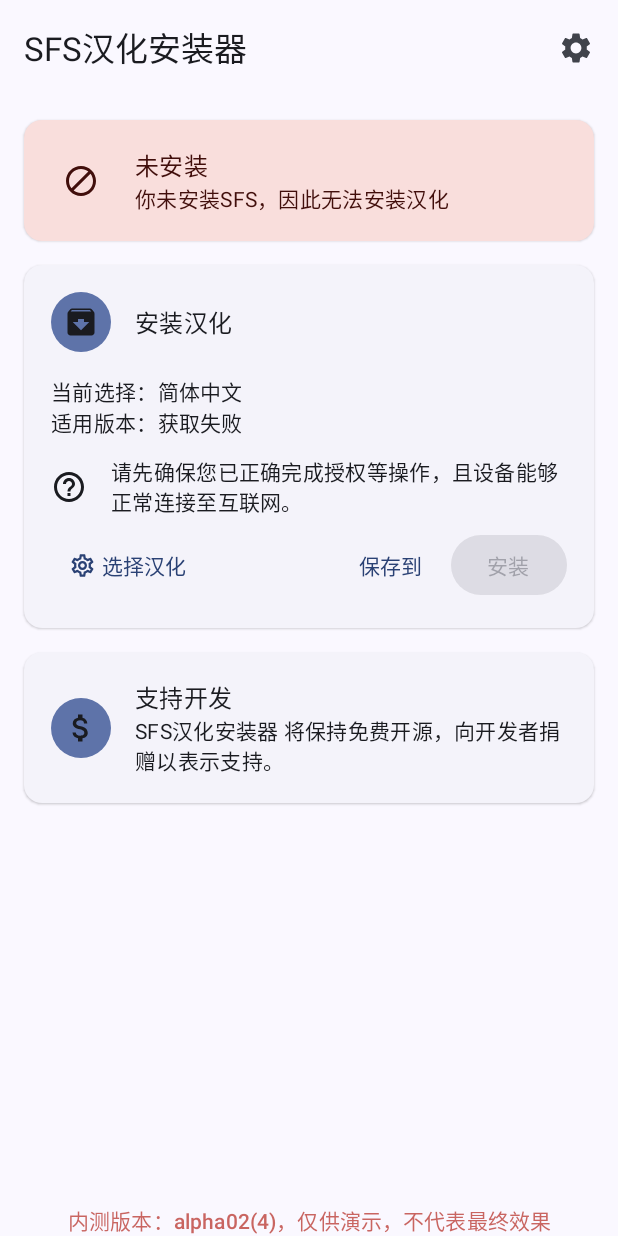
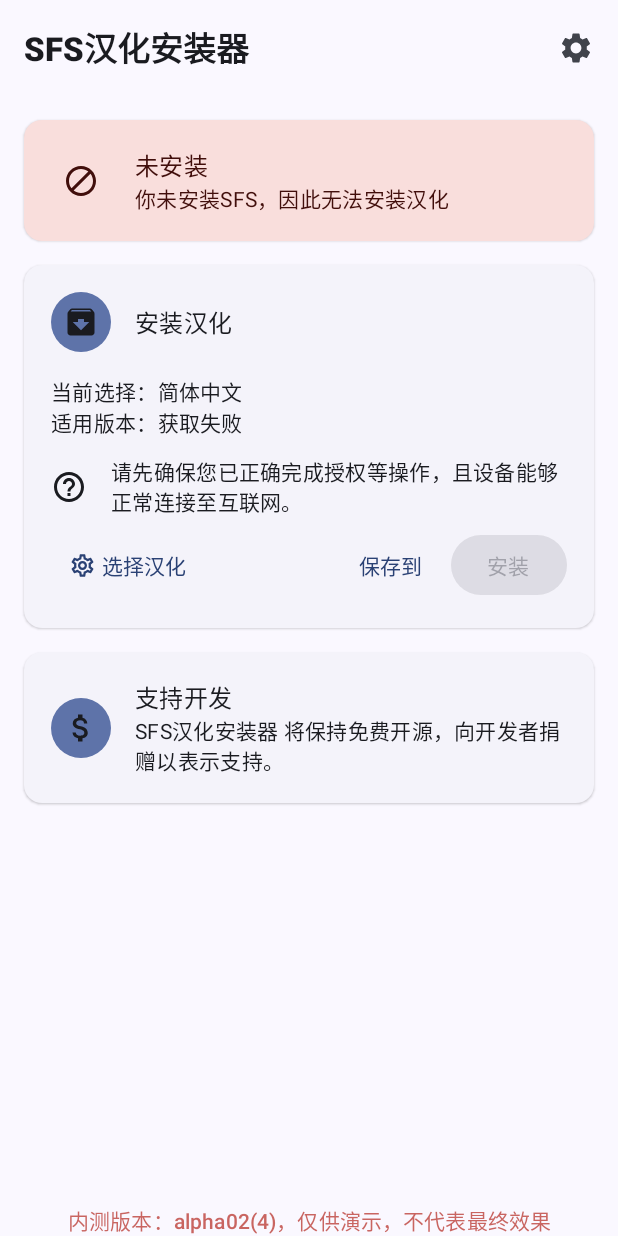
Before and after one commit to youfeng11/SFS-CustomTranslations-Installer, an Android app built with Jetpack Compose: the MainScreen screen opened through its navigation route, on a phone screen of 412 x 824 dp. Run offline under Robolectric (Android 15) with nearby library versions, the phone set to English and light mode, and no system bars; our stand-ins replace Dagger/Hilt's generated code; libraries missing offline, so code that uses them is left out: androidx.hilt.lifecycle, rikka.shizuku; 5 statements that could not run were skipped.

Commit message:
[Feat]部分UI标题字体加粗

```diff
--- a/app/src/main/kotlin/com/youfeng/sfs/ctinstaller/ui/screen/MainScreen.kt
+++ b/app/src/main/kotlin/com/youfeng/sfs/ctinstaller/ui/screen/MainScreen.kt
@@ -83,6 +83,7 @@ import androidx.compose.ui.graphics.Color
 import androidx.compose.ui.input.nestedscroll.nestedScroll
 import androidx.compose.ui.platform.LocalContext
 import androidx.compose.ui.res.stringResource
+import androidx.compose.ui.text.font.FontWeight
 import androidx.compose.ui.tooling.preview.Preview
 import androidx.compose.ui.unit.dp
 import androidx.hilt.lifecycle.viewmodel.compose.hiltViewModel
@@ -100,6 +101,8 @@ import com.youfeng.sfs.ctinstaller.ui.viewmodel.UiEvent
 import com.youfeng.sfs.ctinstaller.utils.openUrlInBrowser
 import kotlinx.coroutines.CoroutineScope
 import kotlinx.coroutines.launch
+import androidx.compose.runtime.CompositionLocalProvider
+import androidx.compose.material3.LocalTextStyle
 
 @Composable
 fun MainScreen(
@@ -344,7 +347,12 @@ private fun MainLayout(// 添加默认参数以便于预览
                 windowInsets = WindowInsets.safeDrawing.only(
                     WindowInsetsSides.Top + WindowInsetsSides.Horizontal
                 ),
-                title = { Text(stringResource(R.string.app_name)) },
+                title = {
+                    Text(
+                        stringResource(R.string.app_name),
+                        fontWeight = FontWeight.Black
+                    )
+                },
                 actions = { OverflowMenu(onNavigatorToDetails) }, // 右上角菜单按钮
                 scrollBehavior = scrollBehavior
             )
@@ -697,8 +705,14 @@ private fun LazyItemScope.CardWidget(
                     }
                 }
                 Column {
-                    ProvideTextStyle(MaterialTheme.typography.titleMedium) {
-                        title.invoke()
+                    CompositionLocalProvider(
+                        LocalTextStyle provides LocalTextStyle.current.copy(
+                            fontWeight = FontWeight.Black
+                        )
+                    ) {
+                        ProvideTextStyle(MaterialTheme.typography.titleMedium) {
+                            title.invoke()
+                        }
                     }
                     ProvideTextStyle(MaterialTheme.typography.bodyMedium) {
                         AnimatedContent(targetState = text) {
```
